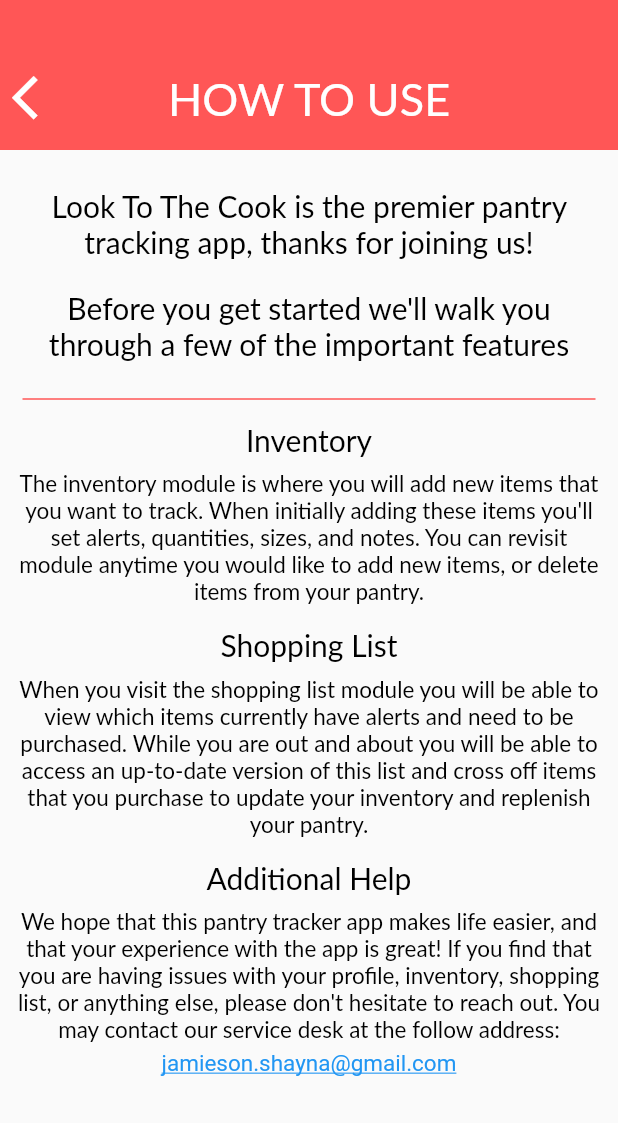
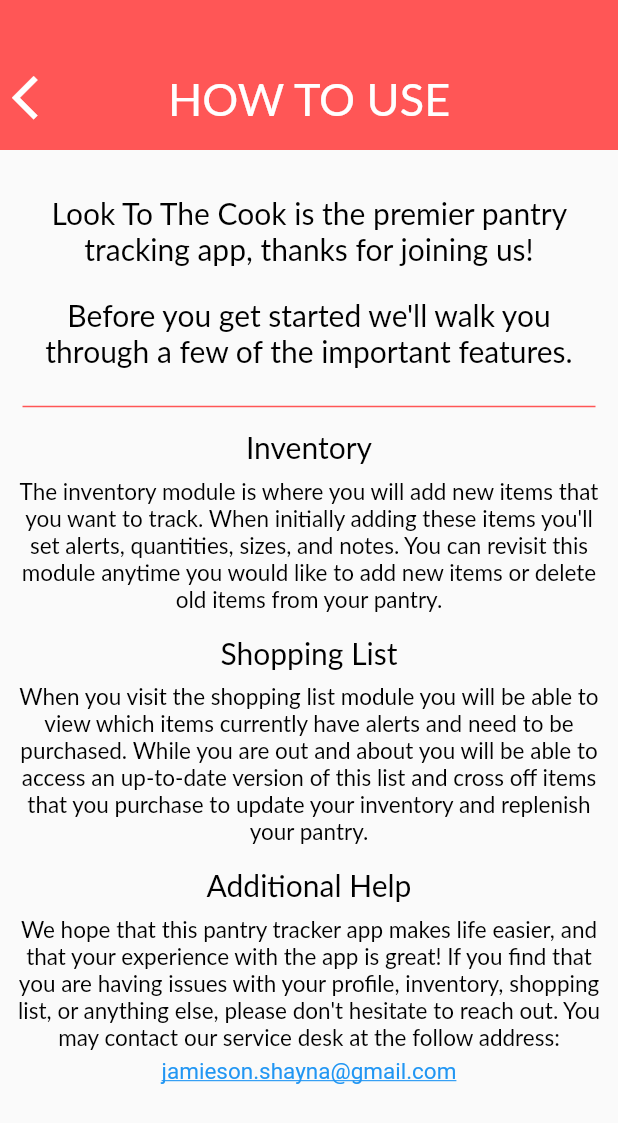
Before and after one commit to jamiesonshayna/LookToTheCook, a Flutter app: the HowToUseScreen screen opened by its route, on a phone screen of 412 x 824 dp. Shown: the top 1123 px of the screen. Run offline on Flutter 3.47's test engine with Material 2 defaults, Android fonts, the phone set to English and light mode, and no system bars; our stand-ins replace connectivity, flutter_secure_storage, font_awesome_flutter, rflutter_alert; missing offline and left inert: amazon_cognito_identity_dart; accounts and stored records are empty; Roboto replaces fonts that are missing (Lato).

Commit message:
Finish small syntax edits on how to use screen

```diff
--- a/look_to_the_cook/lib/views/how_to_use_screen.dart
+++ b/look_to_the_cook/lib/views/how_to_use_screen.dart
@@ -63,14 +63,14 @@ class HowToUseScreen extends StatelessWidget {
             Column(
               children: <Widget>[
               Padding(
-                padding: const EdgeInsets.only(left: 10.0, right: 10.0, top: 25.0),
+                padding: const EdgeInsets.only(left: 10.0, right: 10.0, top: 30.0),
                 child: Column(
                   children: <Widget>[
                     NormalText(text: 'Look To The Cook is the premier pantry tracking app, thanks for'
                         ' joining us!',
                         textSize: 20.0, textAlign: TextAlign.center, textColor: Colors.black),
                     SizedBox(height: 20.0),
-                    NormalText(text: 'Before you get started we\'ll walk you through a few of the important features',
+                    NormalText(text: 'Before you get started we\'ll walk you through a few of the important features.',
                       textSize: 20.0, textAlign: TextAlign.center, textColor: Colors.black),
                   ],
                 ),
@@ -97,7 +97,7 @@ class HowToUseScreen extends StatelessWidget {
                     SizedBox(height: 8.0),
                     NormalText(text: 'The inventory module is where you will add new items that you want to track.'
                         ' When initially adding these items you\'ll set alerts, quantities, sizes, and notes.'
-                        ' You can revisit module anytime you would like to add new items, or delete items from your pantry. ',
+                        ' You can revisit this module anytime you would like to add new items or delete old items from your pantry. ',
                       textSize: 15.0, textAlign: TextAlign.center, textColor: Colors.black,),
                   ],
                 ),
```
